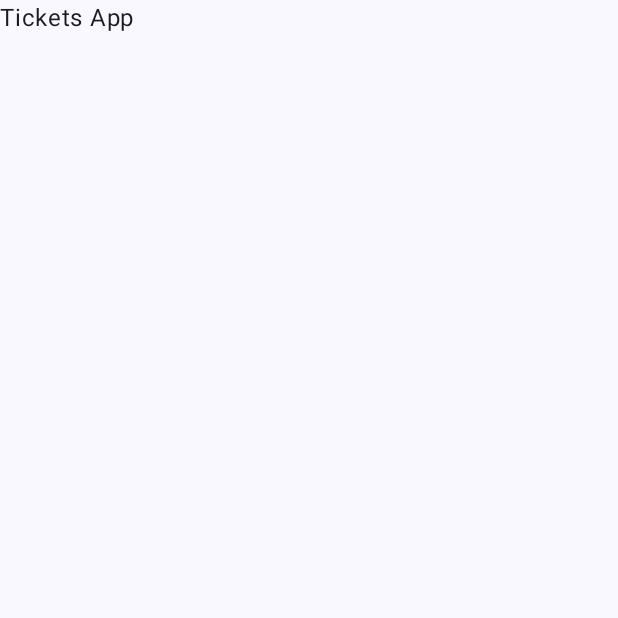
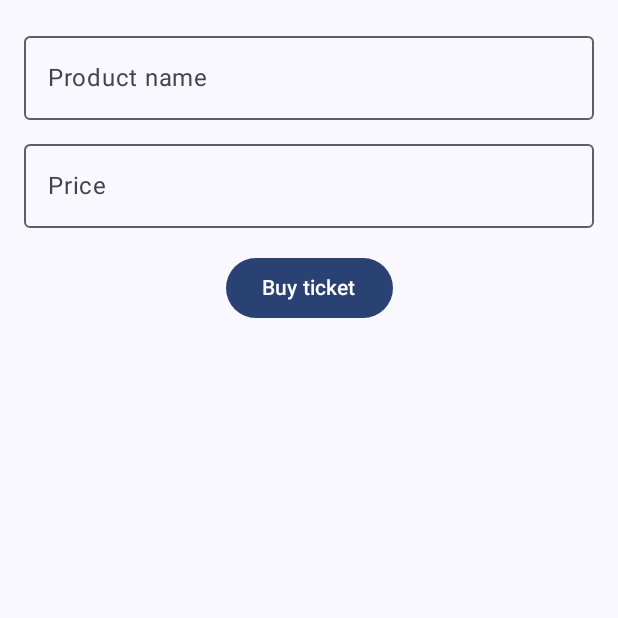
Before and after one commit to l3m4rk/TicketsApp, an Android app built with Jetpack Compose: the screen it shows after launch (MainActivity), on a phone screen of 412 x 824 dp, the top half of it. Before the commit the part shown is almost empty. Run offline under Robolectric (Android 15) with nearby library versions, the phone set to English and light mode, and no system bars; our stand-ins replace Dagger/Hilt's generated code.

Commit message:
ui: create screen UI for submitting product data

```diff
--- a/app/src/main/java/dev/l3m4rk/ridango/tickets/MainActivity.kt
+++ b/app/src/main/java/dev/l3m4rk/ridango/tickets/MainActivity.kt
@@ -4,28 +4,34 @@ import android.os.Bundle
 import androidx.activity.ComponentActivity
 import androidx.activity.compose.setContent
 import androidx.compose.foundation.layout.Column
+import androidx.compose.foundation.layout.Spacer
 import androidx.compose.foundation.layout.fillMaxSize
 import androidx.compose.foundation.layout.fillMaxWidth
-import androidx.compose.material3.ElevatedButton
+import androidx.compose.foundation.layout.height
+import androidx.compose.foundation.layout.padding
+import androidx.compose.foundation.text.KeyboardOptions
+import androidx.compose.material3.Button
 import androidx.compose.material3.ExperimentalMaterial3Api
 import androidx.compose.material3.MaterialTheme
 import androidx.compose.material3.OutlinedTextField
 import androidx.compose.material3.Surface
 import androidx.compose.material3.Text
 import androidx.compose.runtime.Composable
+import androidx.compose.runtime.getValue
 import androidx.compose.runtime.mutableStateOf
 import androidx.compose.runtime.remember
-import androidx.compose.runtime.getValue
 import androidx.compose.runtime.setValue
+import androidx.compose.ui.Alignment
 import androidx.compose.ui.Modifier
+import androidx.compose.ui.res.stringResource
+import androidx.compose.ui.text.input.KeyboardType
+import androidx.compose.ui.tooling.preview.Preview
+import androidx.compose.ui.unit.dp
 import dagger.hilt.android.AndroidEntryPoint
 import dev.l3m4rk.ridango.tickets.ui.theme.TicketsTheme
-import javax.inject.Inject
 
 @AndroidEntryPoint
 class MainActivity : ComponentActivity() {
-
-    @Inject lateinit var text: String
 
     override fun onCreate(savedInstanceState: Bundle?) {
         super.onCreate(savedInstanceState)
@@ -33,9 +39,54 @@ class MainActivity : ComponentActivity() {
             TicketsTheme {
                 // A surface container using the 'background' color from the theme
                 Surface(modifier = Modifier.fillMaxSize(), color = MaterialTheme.colorScheme.background) {
-                    Text(text = text)
+                    BuyTicketScreen()
                 }
             }
         }
     }
 }
+
+@OptIn(ExperimentalMaterial3Api::class)
+@Composable
+fun BuyTicketScreen() {
+    var productName by remember { mutableStateOf("") }
+    var price by remember { mutableStateOf("") }
+
+    Column(
+        Modifier
+            .fillMaxWidth()
+            .padding(16.dp),
+        horizontalAlignment = Alignment.CenterHorizontally
+    ) {
+        OutlinedTextField(
+            modifier = Modifier.fillMaxWidth(),
+            value = productName,
+            onValueChange = { productNameValue -> productName = productNameValue },
+            singleLine = true,
+            label = { Text(stringResource(R.string.label_product_name)) }
+        )
+        Spacer(Modifier.height(8.dp))
+        OutlinedTextField(
+            modifier = Modifier.fillMaxWidth(),
+            value = price,
+            onValueChange = { priceValue: String -> price = priceValue },
+            singleLine = true,
+            label = { Text(stringResource(R.string.label_price)) },
+            keyboardOptions = KeyboardOptions(keyboardType = KeyboardType.Decimal)
+        )
+        Spacer(Modifier.height(16.dp))
+        Button(
+            onClick = { /*TODO*/ }
+        ) {
+            Text(text = stringResource(R.string.button_buy_ticket))
+        }
+    }
+}
+
+@Preview
+@Composable
+fun BuyTicketScreenPreview() {
+    Surface {
+        BuyTicketScreen()
+    }
+}
--- a/app/src/main/res/values/strings.xml
+++ b/app/src/main/res/values/strings.xml
@@ -1,3 +1,7 @@
 <resources>
     <string name="app_name">Tickets</string>
+
+    <string name="button_buy_ticket">Buy ticket</string>
+    <string name="label_price">Price</string>
+    <string name="label_product_name">Product name</string>
 </resources>
```
